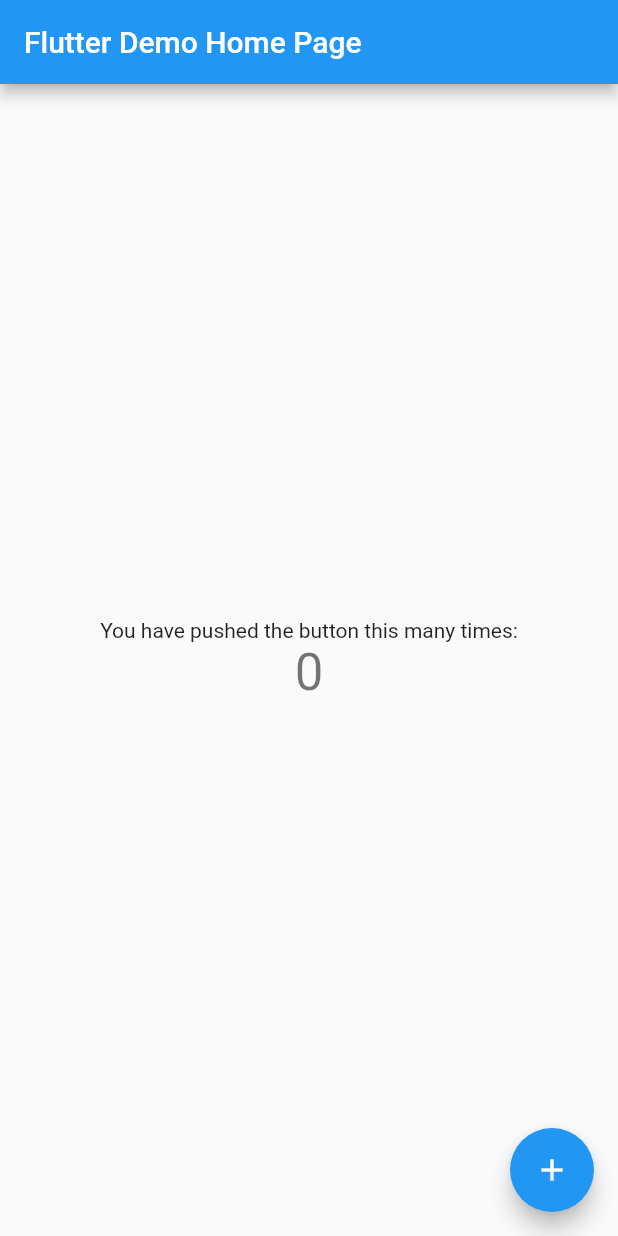
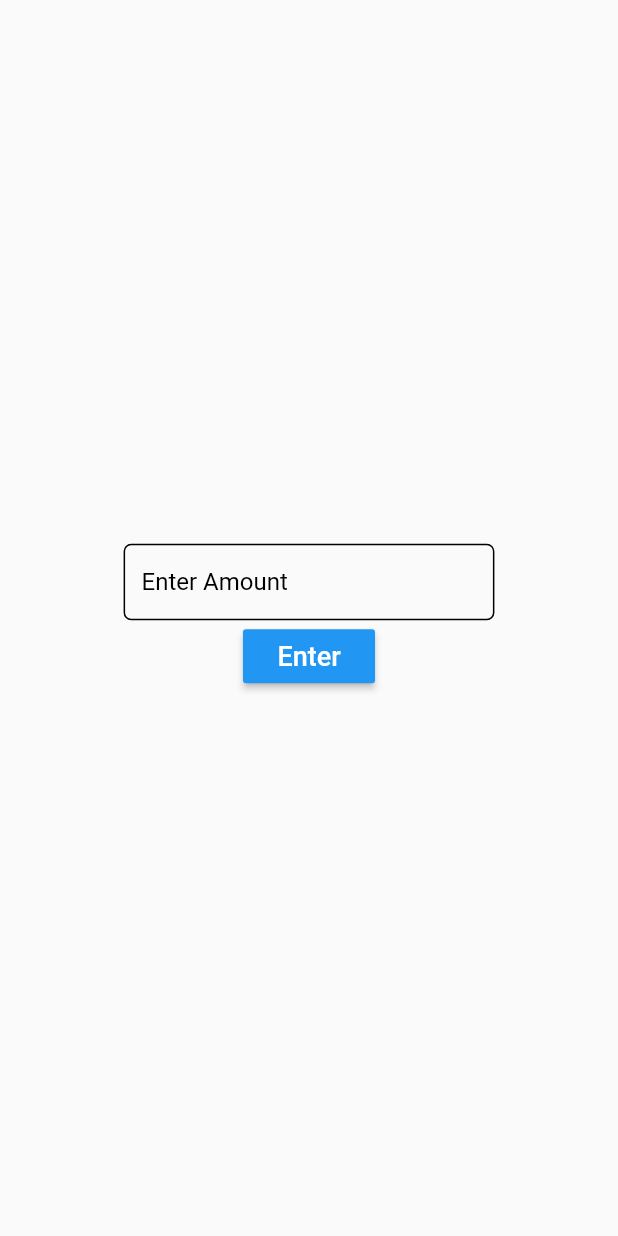
Before and after one commit to skdotv/Basic-Payment-UI, a Flutter app: the screen it shows after launch, on a phone screen of 412 x 824 dp. Run offline on Flutter 3.47's test engine with Material 2 defaults, Android fonts, the phone set to English and light mode, and no system bars.

Commit message:
in progress

```diff
--- a/assignment/lib/main.dart
+++ b/assignment/lib/main.dart
@@ -1,3 +1,4 @@
+import 'package:assignment/payment/screens/payment_screen.dart';
 import 'package:flutter/material.dart';
 
 void main() {
@@ -5,113 +6,15 @@ void main() {
 }
 
 class MyApp extends StatelessWidget {
-  // This widget is the root of your application.
   @override
   Widget build(BuildContext context) {
     return MaterialApp(
       title: 'Flutter Demo',
       theme: ThemeData(
-        // This is the theme of your application.
-        //
-        // Try running your application with "flutter run". You'll see the
-        // application has a blue toolbar. Then, without quitting the app, try
-        // changing the primarySwatch below to Colors.green and then invoke
-        // "hot reload" (press "r" in the console where you ran "flutter run",
-        // or simply save your changes to "hot reload" in a Flutter IDE).
-        // Notice that the counter didn't reset back to zero; the application
-        // is not restarted.
         primarySwatch: Colors.blue,
-        // This makes the visual density adapt to the platform that you run
-        // the app on. For desktop platforms, the controls will be smaller and
-        // closer together (more dense) than on mobile platforms.
         visualDensity: VisualDensity.adaptivePlatformDensity,
       ),
-      home: MyHomePage(title: 'Flutter Demo Home Page'),
+      home: PayementScreen(),
     );
   }
 }
-
-class MyHomePage extends StatefulWidget {
-  MyHomePage({Key key, this.title}) : super(key: key);
-
-  // This widget is the home page of your application. It is stateful, meaning
-  // that it has a State object (defined below) that contains fields that affect
-  // how it looks.
-
-  // This class is the configuration for the state. It holds the values (in this
-  // case the title) provided by the parent (in this case the App widget) and
-  // used by the build method of the State. Fields in a Widget subclass are
-  // always marked "final".
-
-  final String title;
-
-  @override
-  _MyHomePageState createState() => _MyHomePageState();
-}
-
-class _MyHomePageState extends State<MyHomePage> {
-  int _counter = 0;
-
-  void _incrementCounter() {
-    setState(() {
-      // This call to setState tells the Flutter framework that something has
-      // changed in this State, which causes it to rerun the build method below
-      // so that the display can reflect the updated values. If we changed
-      // _counter without calling setState(), then the build method would not be
-      // called again, and so nothing would appear to happen.
-      _counter++;
-    });
-  }
-
-  @override
-  Widget build(BuildContext context) {
-    // This method is rerun every time setState is called, for instance as done
-    // by the _incrementCounter method above.
-    //
-    // The Flutter framework has been optimized to make rerunning build methods
-    // fast, so that you can just rebuild anything that needs updating rather
-    // than having to individually change instances of widgets.
-    return Scaffold(
-      appBar: AppBar(
-        // Here we take the value from the MyHomePage object that was created by
-        // the App.build method, and use it to set our appbar title.
-        title: Text(widget.title),
-      ),
-      body: Center(
-        // Center is a layout widget. It takes a single child and positions it
-        // in the middle of the parent.
-        child: Column(
-          // Column is also a layout widget. It takes a list of children and
-          // arranges them vertically. By default, it sizes itself to fit its
-          // children horizontally, and tries to be as tall as its parent.
-          //
-          // Invoke "debug painting" (press "p" in the console, choose the
-          // "Toggle Debug Paint" action from the Flutter Inspector in Android
-          // Studio, or the "Toggle Debug Paint" command in Visual Studio Code)
-          // to see the wireframe for each widget.
-          //
-          // Column has various properties to control how it sizes itself and
-          // how it positions its children. Here we use mainAxisAlignment to
-          // center the children vertically; the main axis here is the vertical
-          // axis because Columns are vertical (the cross axis would be
-          // horizontal).
-          mainAxisAlignment: MainAxisAlignment.center,
-          children: <Widget>[
-            Text(
-              'You have pushed the button this many times:',
-            ),
-            Text(
-              '$_counter',
-              style: Theme.of(context).textTheme.headline4,
-            ),
-          ],
-        ),
-      ),
-      floatingActionButton: FloatingActionButton(
-        onPressed: _incrementCounter,
-        tooltip: 'Increment',
-        child: Icon(Icons.add),
-      ), // This trailing comma makes auto-formatting nicer for build methods.
-    );
-  }
-}
--- /dev/null
+++ b/assignment/lib/payment/bloc/payment_bloc.dart
@@ -0,0 +1,4 @@
+class PaymentBloc {
+// variable
+  String amount;
+}
--- /dev/null
+++ b/assignment/lib/payment/constants.dart
@@ -0,0 +1,3 @@
+import 'package:flutter/material.dart';
+
+Color kAppColor = Color(0xff242f4d);
--- /dev/null
+++ b/assignment/lib/payment/screens/payment_screen.dart
@@ -0,0 +1,85 @@
+import 'package:assignment/payment/bloc/payment_bloc.dart';
+import 'package:assignment/payment/screens/payment_detail_screen.dart';
+import 'package:flutter/material.dart';
+
+class PayementScreen extends StatelessWidget {
+  final PaymentBloc bloc = PaymentBloc();
+  final GlobalKey<FormState> _formKey = GlobalKey<FormState>();
+  @override
+  Widget build(BuildContext context) {
+    return GestureDetector(
+      onTap: () {
+        FocusScope.of(context).unfocus();
+      },
+      child: Scaffold(
+        body: Center(
+          child: Column(
+            crossAxisAlignment: CrossAxisAlignment.center,
+            mainAxisAlignment: MainAxisAlignment.center,
+            children: [
+              SizedBox(
+                width: MediaQuery.of(context).size.width * 0.6,
+                child: Form(
+                  key: _formKey,
+                  child: TextFormField(
+                    validator: (value) =>
+                        value.isEmpty ? "Amount field is required" : null,
+                    keyboardType: TextInputType.number,
+                    onChanged: (value) {
+                      bloc.amount = value;
+                    },
+                    decoration: InputDecoration(
+                      errorStyle: TextStyle(
+                        color: Colors.red,
+                        wordSpacing: 5.0,
+                      ),
+                      isDense: true,
+                      labelText: "Enter Amount",
+                      labelStyle: TextStyle(color: Colors.black),
+                      enabledBorder: OutlineInputBorder(
+                        borderRadius: BorderRadius.all(Radius.circular(5)),
+                      ),
+                      focusedBorder: OutlineInputBorder(
+                        borderRadius: BorderRadius.all(Radius.circular(5)),
+                      ),
+                      errorBorder: OutlineInputBorder(
+                          borderRadius: BorderRadius.all(
+                            Radius.circular(5),
+                          ),
+                          borderSide: BorderSide(color: Colors.red)),
+                      focusedErrorBorder: OutlineInputBorder(
+                        borderRadius: BorderRadius.all(
+                          Radius.circular(5),
+                        ),
+                        borderSide: BorderSide(color: Colors.red),
+                      ),
+                    ),
+                  ),
+                ),
+              ),
+              RaisedButton(
+                onPressed: () {
+                  if (_formKey.currentState.validate())
+                    Navigator.push(
+                        context,
+                        MaterialPageRoute(
+                            builder: (context) => PaymentDetailScreen(
+                                  bloc: this.bloc,
+                                )));
+                },
+                color: Colors.blue,
+                child: Text(
+                  "Enter",
+                  style: TextStyle(
+                    color: Colors.white,
+                    fontSize: 18,
+                  ),
+                ),
+              )
+            ],
+          ),
+        ),
+      ),
+    );
+  }
+}
```
Also changed, not shown: assignment/lib/payment/screens/payment_detail_screen.dart (added, +388 -0 lines), assignment/lib/payment/widget/common_widget.dart (added, +17 -0 lines), 1 other file.
